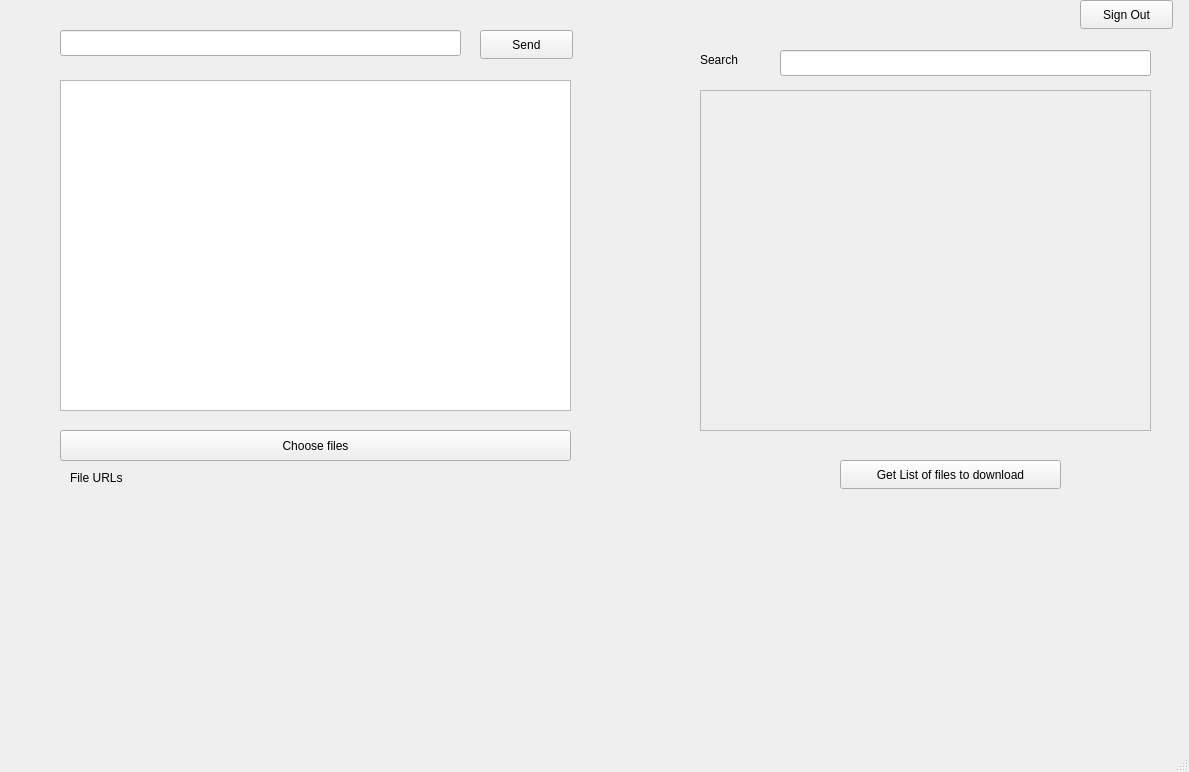
First picture: the form in Testing/mainwindow.ui, repository Lewis3579/NetWork, before the edit.
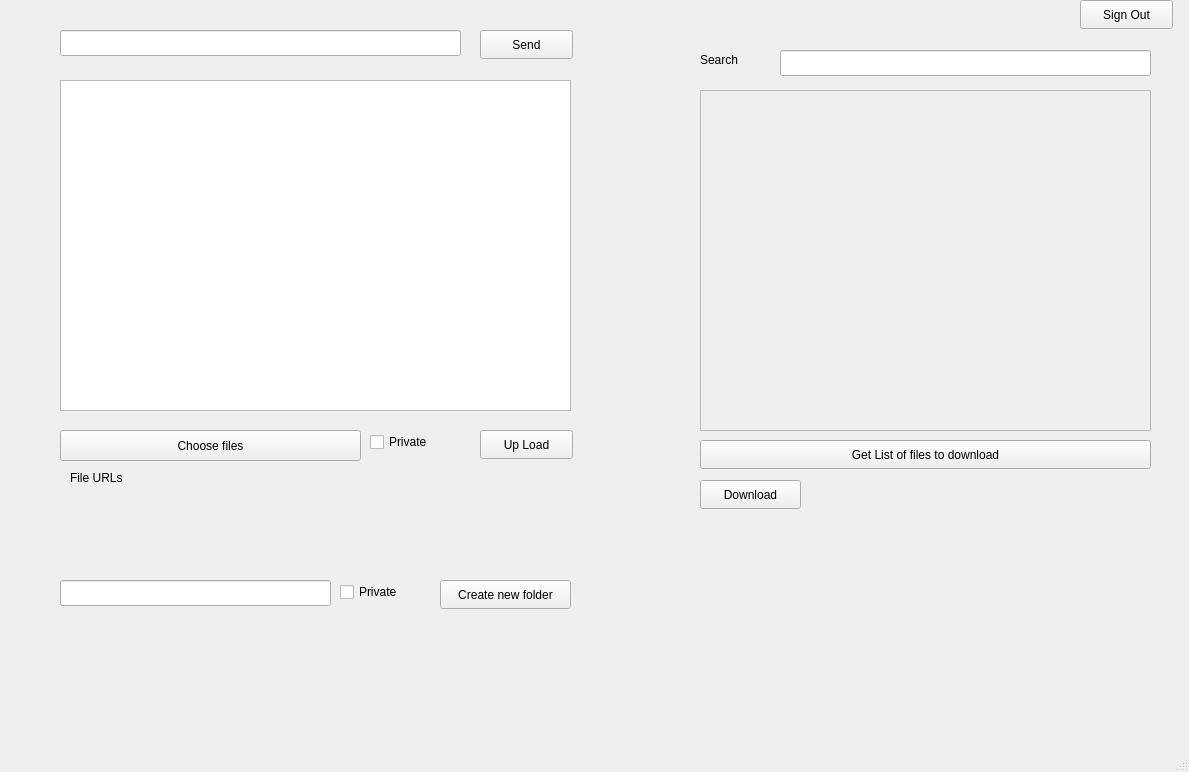
Second picture: the form after the edit.

Patch:
```diff
--- a/Testing/mainwindow.ui
+++ b/Testing/mainwindow.ui
@@ -52,7 +52,7 @@
      <rect>
       <x>60</x>
       <y>430</y>
-      <width>511</width>
+      <width>301</width>
       <height>31</height>
      </rect>
     </property>
@@ -112,9 +112,9 @@
    <widget class="QPushButton" name="pushButton_4">
     <property name="geometry">
      <rect>
-      <x>840</x>
-      <y>460</y>
-      <width>221</width>
+      <x>700</x>
+      <y>440</y>
+      <width>451</width>
       <height>29</height>
      </rect>
     </property>
@@ -145,6 +145,81 @@
      <string>Search</string>
     </property>
    </widget>
+   <widget class="QPushButton" name="pushButton_5">
+    <property name="geometry">
+     <rect>
+      <x>480</x>
+      <y>430</y>
+      <width>93</width>
+      <height>29</height>
+     </rect>
+    </property>
+    <property name="text">
+     <string>Up Load</string>
+    </property>
+   </widget>
+   <widget class="QPushButton" name="pushButton_6">
+    <property name="geometry">
+     <rect>
+      <x>440</x>
+      <y>580</y>
+      <width>131</width>
+      <height>29</height>
+     </rect>
+    </property>
+    <property name="text">
+     <string>Create new folder</string>
+    </property>
+   </widget>
+   <widget class="QLineEdit" name="lineEdit_3">
+    <property name="geometry">
+     <rect>
+      <x>60</x>
+      <y>580</y>
+      <width>271</width>
+      <height>26</height>
+     </rect>
+    </property>
+   </widget>
+   <widget class="QCheckBox" name="checkBox">
+    <property name="geometry">
+     <rect>
+      <x>370</x>
+      <y>430</y>
+      <width>91</width>
+      <height>24</height>
+     </rect>
+    </property>
+    <property name="text">
+     <string>Private</string>
+    </property>
+   </widget>
+   <widget class="QCheckBox" name="checkBox_2">
+    <property name="geometry">
+     <rect>
+      <x>340</x>
+      <y>580</y>
+      <width>91</width>
+      <height>24</height>
+     </rect>
+    </property>
+    <property name="text">
+     <string>Private</string>
+    </property>
+   </widget>
+   <widget class="QPushButton" name="pushButton_7">
+    <property name="geometry">
+     <rect>
+      <x>700</x>
+      <y>480</y>
+      <width>101</width>
+      <height>29</height>
+     </rect>
+    </property>
+    <property name="text">
+     <string>Download</string>
+    </property>
+   </widget>
   </widget>
   <widget class="QMenuBar" name="menubar">
    <property name="geometry">
```
